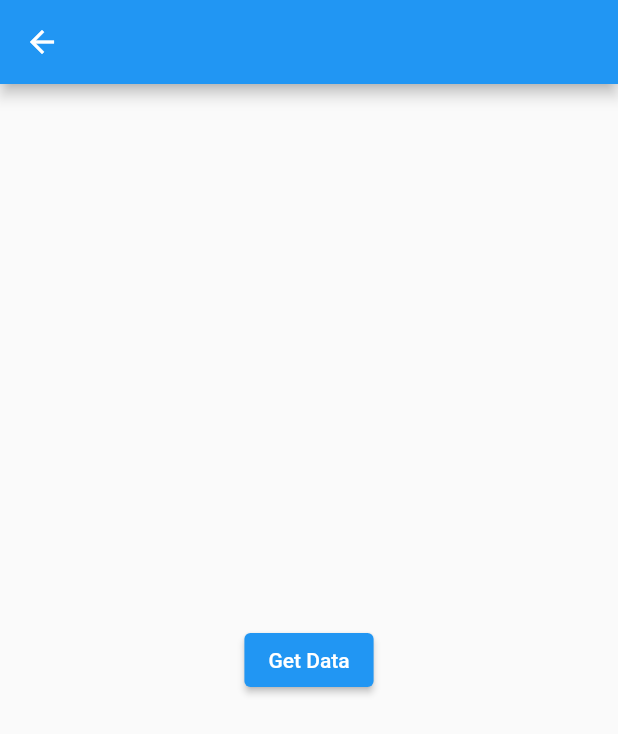
After one commit to bashiryousufy/flutter_practice, a Flutter app: the Userpage screen opened by its route, after a tap on "Get Data", on a phone screen of 412 x 824 dp. The commit adds this screen. Shown: the top 734 px of the screen. Run offline on Flutter 3.47's test engine with Material 2 defaults, Android fonts, the phone set to English and light mode, and no system bars; network calls fail.

Commit message:
http get request & API concept

```diff
--- /dev/null
+++ b/lib/classes/Class 3/Userpage.dart
@@ -0,0 +1,44 @@
+import 'dart:convert';
+
+import 'package:flutter/material.dart';
+import 'package:http/http.dart' as http;
+
+class Userpage extends StatelessWidget {
+  Userpage({Key? key}) : super(key: key);
+
+  String _url =
+      "https://fakerapi.it/api/v1/persons?_quantity=5&_gender=male&_birthday_start=2005-01-01";
+
+  _getDataFromApi() async {
+    var response = await http.get(Uri.parse(_url));
+    var userJsonData = jsonDecode(response.body);
+    //print(userJsonData["data"][1]['lastname']);
+
+    List<Map<String, String>> _users = [];
+
+    userJsonData["data"].asMap().forEach((index, value) {
+      //print(value["email"]);
+
+      _users.add({
+        "first": value['firstname'],
+        "last": value['lastname'],
+        "@email": value['email'],
+      });
+    });
+
+    print(_users);
+  }
+
+  @override
+  Widget build(BuildContext context) {
+    return Scaffold(
+      appBar: AppBar(),
+      body: Center(
+        child: ElevatedButton(
+          child: Text("Get Data"),
+          onPressed: () => _getDataFromApi(),
+        ),
+      ),
+    );
+  }
+}
--- a/lib/home.dart
+++ b/lib/navigation.dart
@@ -1,5 +1,5 @@
 import 'package:flutter/material.dart';
-import 'package:student_details/classes/class_1_alignment.dart';
+import 'package:student_details/classes/Class1/class_1_alignment.dart';
 
 class Home extends StatelessWidget {
   Home({Key? key}) : super(key: key);
@@ -26,6 +26,9 @@ class Home extends StatelessWidget {
                   Navigator.pushNamed(context, '/todo');
                 },
                 child: Text("Todo")),
+            ElevatedButton(
+                onPressed: () => Navigator.pushNamed(context, '/users'),
+                child: Text("User Info")),
           ],
         ),
       ),
--- a/pubspec.yaml
+++ b/pubspec.yaml
@@ -29,6 +29,7 @@ environment:
 dependencies:
   flutter:
     sdk: flutter
+  http: ^0.13.4
 
 
   # The following adds the Cupertino Icons font to your application.
```
Also changed, not shown: lib/main.dart (+5 -3 lines), lib/classes/Class 2/class_2_TODO.dart (renamed from lib/classes/class_2_TODO.dart), lib/classes/Class1/class_1_alignment.dart (renamed from lib/classes/class_1_alignment.dart), lib/classes/Class1/home_page.dart (renamed from lib/home_page.dart), pubspec.lock.
